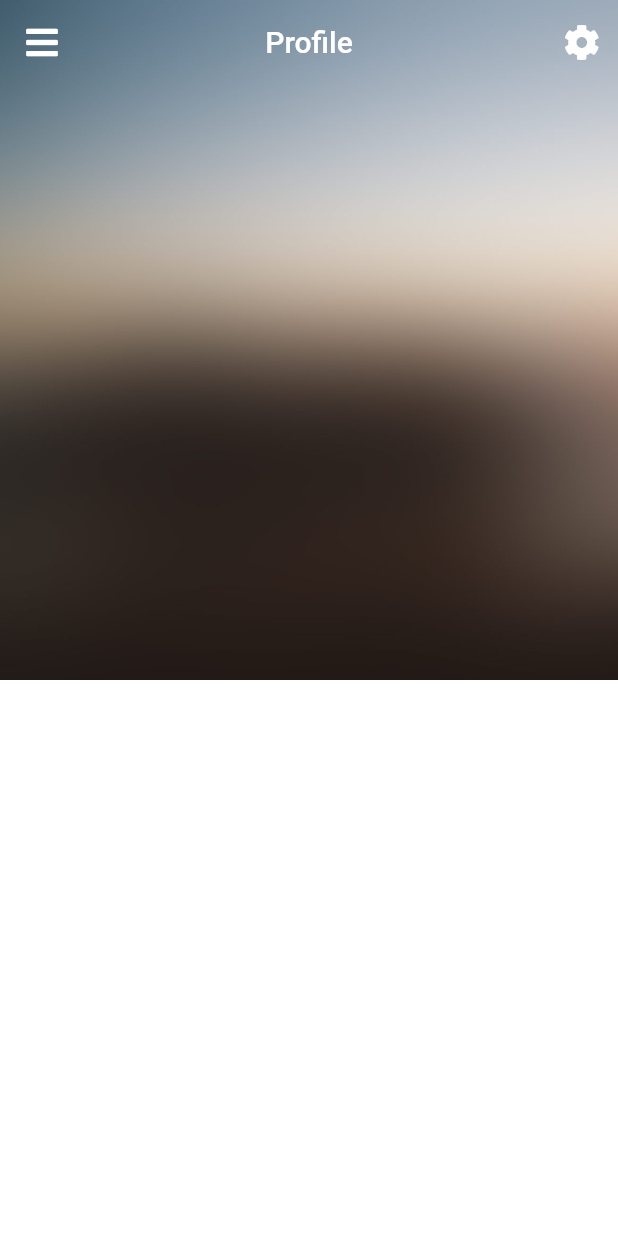
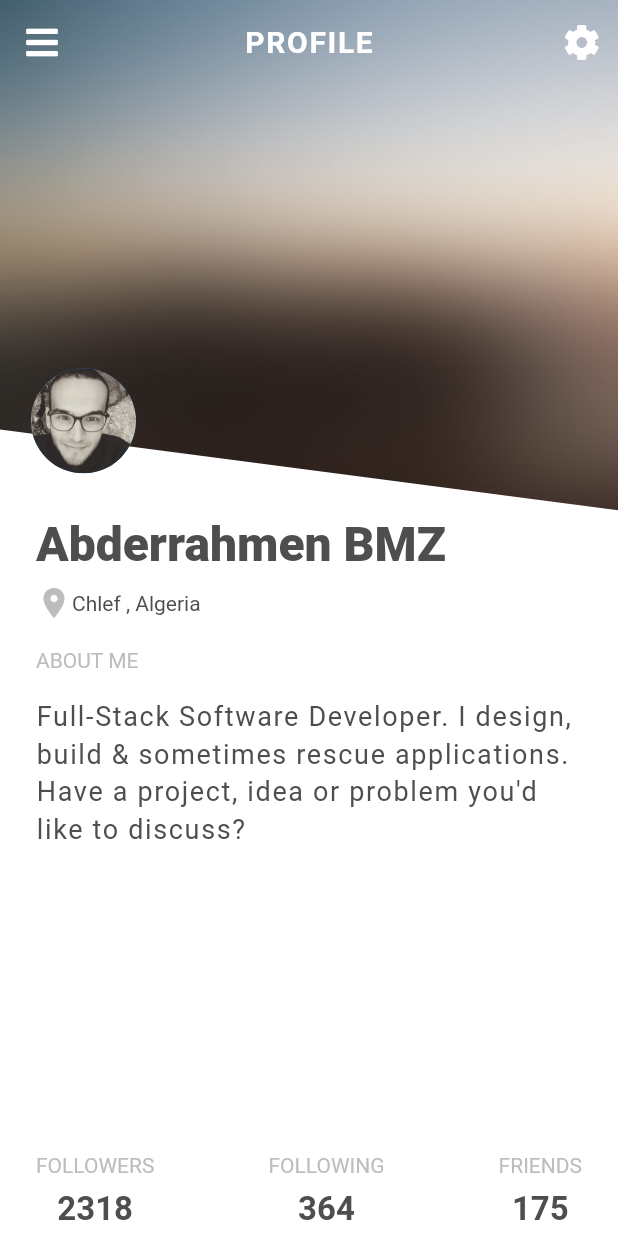
Before and after one commit to abderrahmen-bmz/one-day-ui-flutter, a Flutter app: the screen it shows after launch, on a phone screen of 412 x 824 dp. Run offline on Flutter 3.47's test engine with Material 2 defaults, Android fonts, the phone set to English and light mode, and no system bars; our stand-ins replace font_awesome_flutter.

Commit message:
prfile one

```diff
--- a/lib/main.dart
+++ b/lib/main.dart
@@ -19,7 +19,7 @@ class MyApp extends StatelessWidget {
 
         visualDensity: VisualDensity.adaptivePlatformDensity,
       ),
-      home: Profile()
+      home: ProfilePage()
     );
   }
 }
--- /dev/null
+++ b/lib/profiles_ui/day_one/commun_widgets/app_bar.dart
@@ -0,0 +1,30 @@
+import 'package:flutter/material.dart';
+import 'package:font_awesome_flutter/font_awesome_flutter.dart';
+
+class CustomAppBar extends StatelessWidget {
+  @override
+  Widget build(BuildContext context) {
+    return AppBar(
+            backgroundColor: Colors.transparent,
+            elevation: 0,
+            title: Text(
+              'PROFILE',
+              style: TextStyle(
+                fontWeight: FontWeight.bold,
+                letterSpacing: 1.1,
+              ),
+            ),
+            centerTitle: true,
+            leading: IconButton(
+              onPressed: () {},
+              icon: Icon(FontAwesomeIcons.bars),
+            ),
+            actions: <Widget>[
+              IconButton(
+                onPressed: () {},
+                icon: Icon(FontAwesomeIcons.cog),
+              ),
+            ],
+          );
+  }
+}
--- /dev/null
+++ b/lib/profiles_ui/day_one/commun_widgets/avatar.dart
@@ -0,0 +1,20 @@
+import 'package:flutter/material.dart';
+
+class Avatar extends StatelessWidget {
+  Avatar({
+    @required this.photoPath,
+    @required this.minRadius,
+  });
+
+  final String photoPath;
+  final double minRadius;
+
+  @override
+  Widget build(BuildContext context) {
+    return CircleAvatar(
+        minRadius: minRadius,
+        backgroundImage: photoPath != null ? ExactAssetImage(photoPath) : null,
+        child:
+            photoPath == null ? Icon(Icons.camera_alt, size: minRadius) : null);
+  }
+}
--- /dev/null
+++ b/lib/profiles_ui/day_one/commun_widgets/custom_button_bar.dart
@@ -0,0 +1,40 @@
+import 'package:flutter/material.dart';
+
+class CustomBottomBar extends StatelessWidget {
+  CustomBottomBar({
+    @required this.bottomTitle,
+    @required this.bottomCounter,
+  });
+
+  final String bottomTitle;
+  final String bottomCounter;
+  static Color _textColor = Color(0xFF4e4e4e);
+
+  TextStyle _bottomBarTitle = TextStyle(
+    color: Colors.grey.shade400,
+  );
+  TextStyle _bottomBarCounter = TextStyle(
+    color: _textColor,
+    fontSize: 22,
+    fontWeight: FontWeight.bold,
+  );
+
+  @override
+  Widget build(BuildContext context) {
+    return Column(
+      children: <Widget>[
+        Text(
+          bottomTitle,
+          style: _bottomBarTitle,
+        ),
+        SizedBox(
+          height: 8,
+        ),
+        Text(
+          bottomCounter,
+          style: _bottomBarCounter,
+        ),
+      ],
+    );
+  }
+}
--- a/lib/profiles_ui/day_one/profile_one.dart
+++ b/lib/profiles_ui/day_one/profile_one.dart
@@ -1,12 +1,34 @@
 import 'package:flutter/material.dart';
+import 'package:one_day_ui/profiles_ui/day_one/provider.dart';
+import 'package:one_day_ui/profiles_ui/day_one/user.dart';
+import 'package:one_day_ui/profiles_ui/day_one/profile_painter.dart';
+import 'package:one_day_ui/profiles_ui/day_one/commun_widgets/custom_button_bar.dart';
+//import 'package:one_day_ui/profiles_ui/day_one/commun_widgets/app_bar.dart';
+import 'package:one_day_ui/profiles_ui/day_one/commun_widgets/avatar.dart';
 import 'package:font_awesome_flutter/font_awesome_flutter.dart';
 
-class Profile extends StatefulWidget {
+
+class ProfilePage extends StatefulWidget {
   @override
-  _ProfileState createState() => _ProfileState();
+  _ProfilePageState createState() => _ProfilePageState();
 }
 
-class _ProfileState extends State<Profile> {
+class _ProfilePageState extends State<ProfilePage> {
+  Profile profile = ProfileProvider.getProfile();
+  static Color _textColor = Color(0xFF4e4e4e);
+
+  bool _visibile = false;
+
+  @override
+  void initState() {
+    super.initState();
+    Future.delayed(Duration(milliseconds: 500), () {
+      setState(() {
+        _visibile = true;
+      });
+    });
+  }
+
   @override
   Widget build(BuildContext context) {
     return Stack(
@@ -14,7 +36,7 @@ class _ProfileState extends State<Profile> {
         Image.asset(
           'general-assets/bg.jpg',
           fit: BoxFit.cover,
-          height: MediaQuery.of(context).size.height * 0.55,
+          height: MediaQuery.of(context).size.height * 0.45,
           width: MediaQuery.of(context).size.width,
         ),
         Scaffold(
@@ -22,7 +44,13 @@ class _ProfileState extends State<Profile> {
           appBar: AppBar(
             backgroundColor: Colors.transparent,
             elevation: 0,
-            title: Text('Profile'),
+            title: Text(
+              'PROFILE',
+              style: TextStyle(
+                fontWeight: FontWeight.bold,
+                letterSpacing: 1.1,
+              ),
+            ),
             centerTitle: true,
             leading: IconButton(
               onPressed: () {},
@@ -35,8 +63,124 @@ class _ProfileState extends State<Profile> {
               ),
             ],
           ),
-        )
+          body: Stack(
+            children: <Widget>[
+              CustomPaint(
+                painter: ProfilePainter(),
+                child: Container(),
+              ),
+              AnimatedPositioned(
+                duration: Duration(milliseconds: 200),
+                left: MediaQuery.of(context).size.width * 0.05,
+                top: _visibile
+                    ? MediaQuery.of(context).size.height * 0.23
+                    : MediaQuery.of(context).size.height * 0.21,
+                child: AnimatedOpacity(
+                  duration: Duration(milliseconds: 200),
+                  opacity: _visibile ? 1 : 0,
+                  child: Avatar(
+                    minRadius: 35.0,
+                    photoPath:"general-assets/pic.jpg",
+                  ),
+                ),
+              ),
+              _bodyText(context),
+              _bottomBar(context),
+            ],
+          ),
+        ),
       ],
     );
   }
+
+
+
+  Widget _bottomBar(BuildContext context) {
+    return Positioned(
+      bottom: 5.0,
+      left: 24,
+      right: 24,
+      child: AnimatedOpacity(
+        opacity: _visibile ? 1 : 0,
+        duration: Duration(milliseconds: 300),
+        child: Row(
+          mainAxisAlignment: MainAxisAlignment.spaceBetween,
+          children: <Widget>[
+            CustomBottomBar(
+              bottomTitle: 'FOLLOWERS',
+              bottomCounter: profile.followers.toString(),
+            ),
+            CustomBottomBar(
+              bottomTitle: 'FOLLOWING',
+              bottomCounter: profile.following.toString(),
+            ),
+            CustomBottomBar(
+              bottomTitle: 'FRIENDS',
+              bottomCounter: profile.friends.toString(),
+            ),
+          ],
+        ),
+      ),
+    );
+  }
+
+  Widget _bodyText(BuildContext context) {
+    return Positioned(
+      top: MediaQuery.of(context).size.height * 0.34,
+      bottom: 0,
+      right: 24,
+      left: 24,
+      child: Column(
+        crossAxisAlignment: CrossAxisAlignment.start,
+        children: <Widget>[
+          Padding(
+            padding: EdgeInsets.symmetric(vertical: 8),
+            child: Text(
+              profile.user.name,
+              style: TextStyle(
+                  color: _textColor, fontWeight: FontWeight.w900, fontSize: 32),
+            ),
+          ),
+          Row(
+            children: <Widget>[
+              Icon(
+                Icons.location_on,
+                color: Colors.grey.shade400,
+              ),
+              Text(
+                profile.user.address,
+                style: TextStyle(
+                  color: _textColor,
+                ),
+              ),
+            ],
+          ),
+          Padding(
+            padding: EdgeInsets.only(top: 18, bottom: 16),
+            child: Text(
+              'ABOUT ME',
+              style: TextStyle(color: Colors.grey.shade400),
+            ),
+          ),
+          Container(
+            width: MediaQuery.of(context).size.width,
+            child: Text(
+              profile.user.about,
+              softWrap: true,
+              style: TextStyle(
+                color: _textColor,
+                fontSize: 18,
+                height: 1.4,
+                letterSpacing: 1.1,
+              ),
+            ),
+          ),
+        ],
+      ),
+    );
+  }
+
+
+
+
 }
--- /dev/null
+++ b/lib/profiles_ui/day_one/profile_painter.dart
@@ -0,0 +1,19 @@
+import 'package:flutter/material.dart';
+class ProfilePainter extends CustomPainter {
+  @override
+  void paint(Canvas canvas, Size size) {
+    Paint paint = Paint();
+    Path path = Path();
+    paint.color = Colors.white;
+    path.lineTo(0, size.height * 0.3);
+    path.lineTo(size.width, size.height * 0.37);
+    path.lineTo(size.width, size.height);
+    path.lineTo(0, size.height);
+    path.lineTo(0, size.height * 0.25);
+    path.close();
+    canvas.drawPath(path, paint);
+  }
+
+  @override
+  bool shouldRepaint(CustomPainter oldDelegate) => false;
+}
--- a/lib/profiles_ui/day_one/provider.dart
+++ b/lib/profiles_ui/day_one/provider.dart
@@ -1,14 +1,21 @@
 import 'package:one_day_ui/profiles_ui/day_one/user.dart';
 
 class ProfileProvider {
-
-  static Profile getProfile(){
+  static Profile getProfile() {
     return Profile(
-      user: User(name:'Abderrahmen Bmz' ,address:'Chlef  Algeria' ,about:'I am Software Enginner' ),
-      followers: 2200,
-      following: 325,
-      friends: 158
-    );
-
+        user: User(
+          name: 'Abderrahmen BMZ',
+          address: "Chlef , Algeria",
+          about:
+              "Full-Stack Software Developer. I design, build & sometimes rescue applications. Have a project, idea or problem you'd like to discuss?",
+        ),
+        followers: 2318,
+        following: 364,
+        friends: 175);
   }
 }
+
+
+/**
+ *  "In each of her images, I feel the heart that went into taking it, and it's the emotion of the image which penetrates through to be incredibly powerful. She travels all over the world and often around Australia. Like me, she has a deep love for Nepal and the pictures she took in the country really took my breath away.",
+ */
--- a/lib/profiles_ui/day_one/user.dart
+++ b/lib/profiles_ui/day_one/user.dart
@@ -1,25 +1,10 @@
 class User {
-  User({
-    this.name,
-    this.address,
-    this.about,
-  });
-
-  String name;
-  String address;
-  String about;
+  String name, address, about;
+  User({this.name, this.address, this.about});
 }
 
-class Profile {
-  Profile({
-    this.user,
-    this.followers,
-    this.following,
-    this.friends,
-  });
-
+class Profile{
   User user;
-  int followers;
-  int following;
-  int friends;
+  int followers, following, friends;
+  Profile({this.user, this.followers, this.following, this.friends});
 }
```
Also changed, not shown: general-assets/pic.jpg (added).
